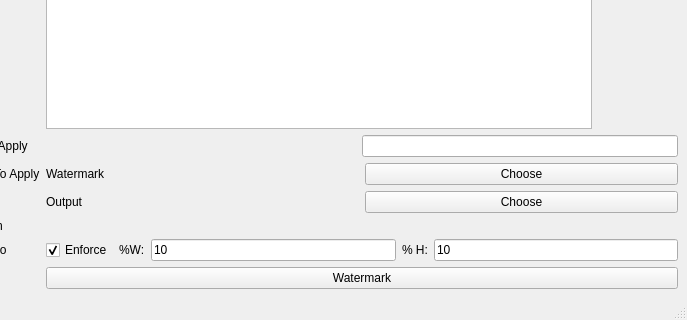
Qt form watermark_app/gui/watermark_window.ui (fishhead2567/watermark_app) before a commit; both pictures show x 113 to 800 and y 280 to 600 of the 800 by 600 pixel window.
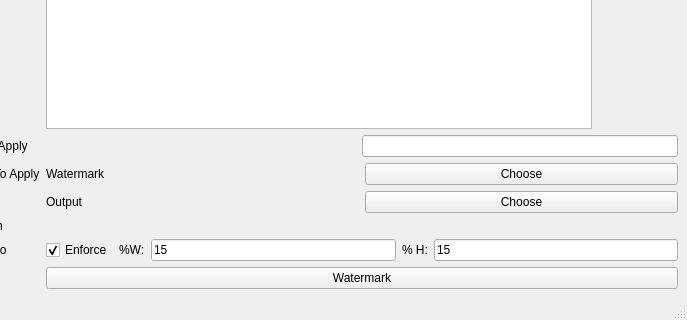
The same form after that commit.

What changed in the file:
```diff
--- a/watermark_app/gui/watermark_window.ui
+++ b/watermark_app/gui/watermark_window.ui
@@ -130,7 +130,7 @@
         <item>
          <widget class="QLineEdit" name="widthScale">
           <property name="text">
-           <string>10</string>
+           <string>15</string>
           </property>
          </widget>
         </item>
@@ -144,7 +144,7 @@
         <item>
          <widget class="QLineEdit" name="heightScale">
           <property name="text">
-           <string>10</string>
+           <string>15</string>
           </property>
          </widget>
         </item>
```
